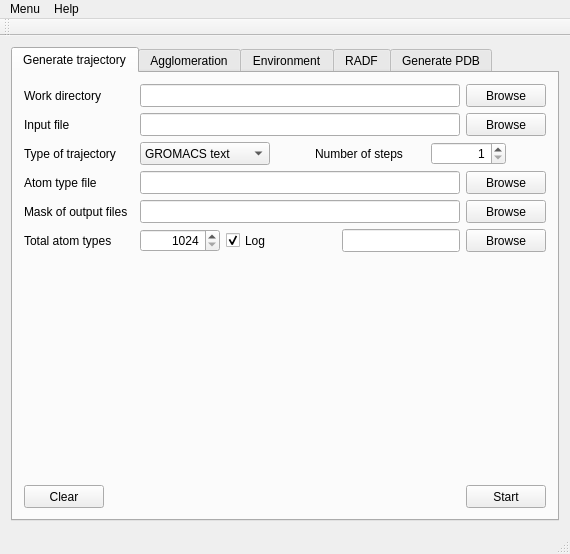
arcan1s/moldyn, file mathmech/mathmech/src/mainwindow.ui: the form before one commit.
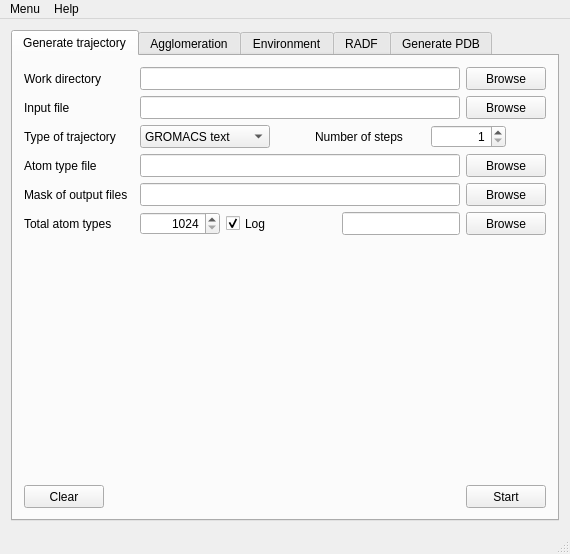
The form after the commit.

Patch:
```diff
--- a/mathmech/mathmech/src/mainwindow.ui
+++ b/mathmech/mathmech/src/mainwindow.ui
@@ -3715,14 +3715,6 @@
    <addaction name="menuMenu"/>
    <addaction name="menuHelp"/>
   </widget>
-  <widget class="QToolBar" name="mainToolBar">
-   <attribute name="toolBarArea">
-    <enum>TopToolBarArea</enum>
-   </attribute>
-   <attribute name="toolBarBreak">
-    <bool>false</bool>
-   </attribute>
-  </widget>
   <widget class="QStatusBar" name="statusBar"/>
   <action name="actionExit">
    <property name="text">
```
